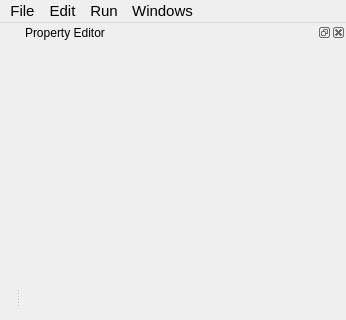
Above: tools/ve2/UI/MainWindow.ui from TrickPlay/Trickplay before the change; both pictures show x 0 to 346 and y 0 to 320 of the 346 by 571 pixel window. Below: the same form after it.
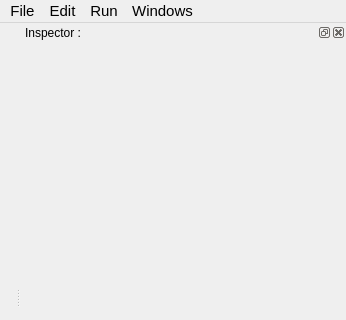
That is the form after the change.

Commit message: [VE2]Added code for inspectorDock Title changes according to the current layer

What changed in the file:
```diff
--- a/tools/ve2/UI/MainWindow.ui
+++ b/tools/ve2/UI/MainWindow.ui
@@ -122,7 +122,7 @@
     <set>QDockWidget::AllDockWidgetFeatures</set>
    </property>
    <property name="windowTitle">
-    <string>Property Editor</string>
+    <string>Inspector : </string>
    </property>
    <attribute name="dockWidgetArea">
     <number>2</number>
```
The commit also changes 4 other files.
